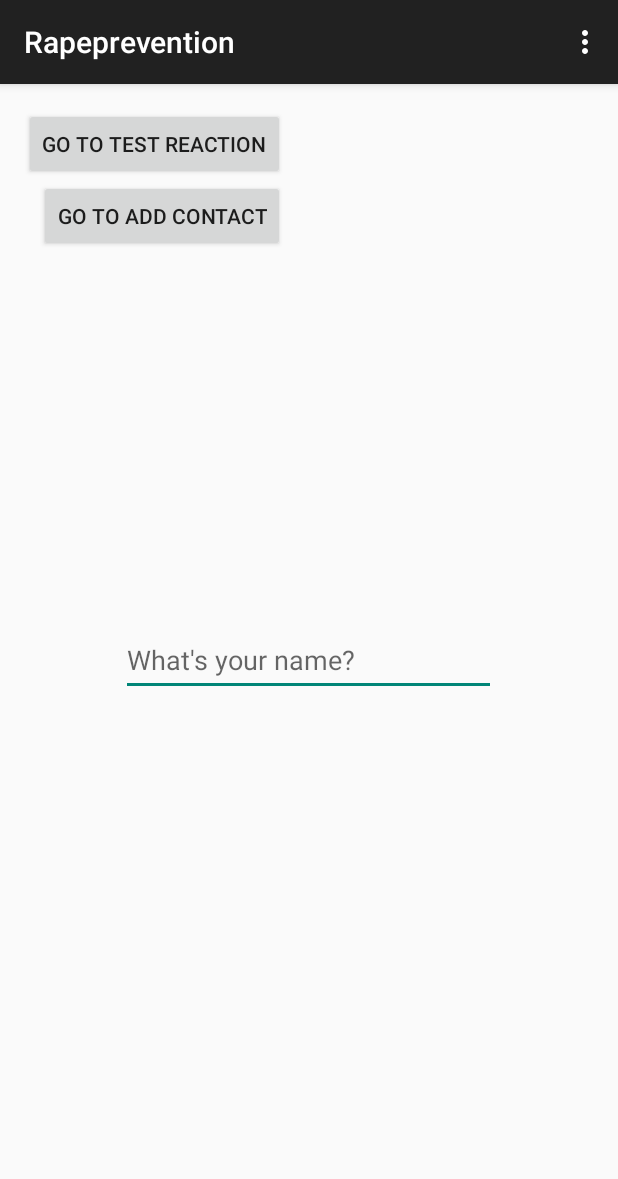
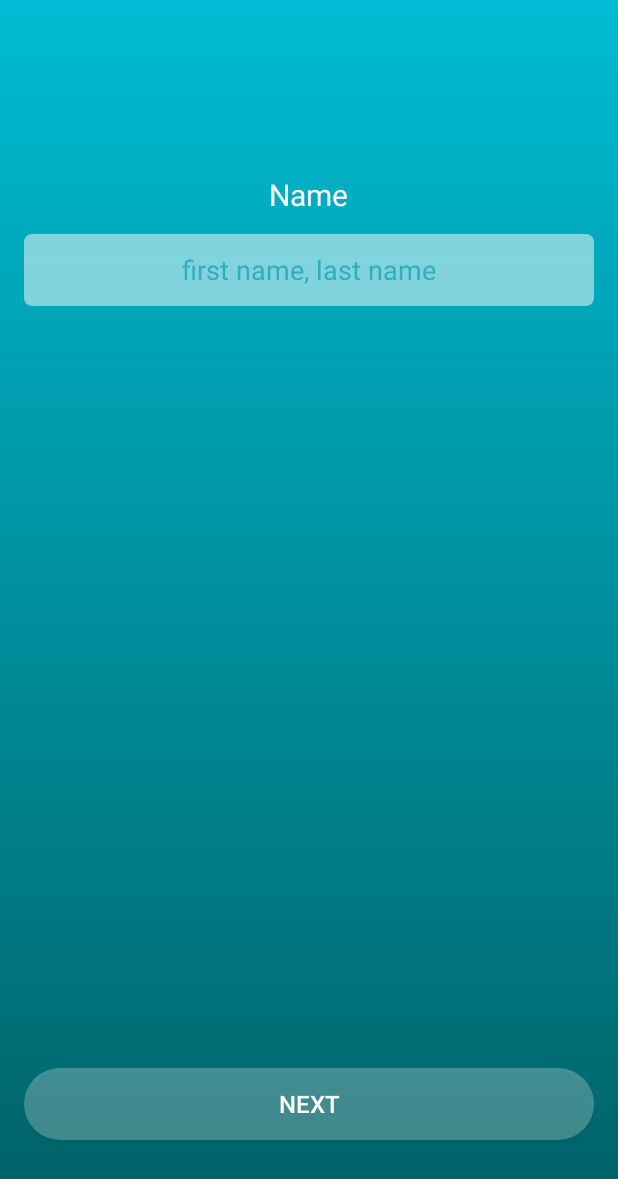
Before and after one commit to Sihui/ChimeHack2-RapePrevention, an Android app: the screen it shows after launch (StartupActivity), on a phone screen of 412 x 824 dp. Shown: the top 1179 px of the screen. Run offline under Robolectric (Android 15) with nearby library versions, the phone set to English and light mode, and no system bars; our stand-ins replace ButterKnife.

Commit message:
Change background, create first screen

```diff
--- a/Rapeprevention/app/build.gradle
+++ b/Rapeprevention/app/build.gradle
@@ -27,5 +27,5 @@ dependencies {
   compile 'com.daimajia.easing:library:1.0.1@aar'
   compile 'com.daimajia.androidanimations:library:1.1.3@aar'
   compile 'com.squareup.retrofit:retrofit:1.9.0'
-
+  compile 'com.makeramen:roundedimageview:2.1.0'
 }
--- a/Rapeprevention/app/src/main/java/hackmate/rapeprevention/AddContactActivity.java
+++ b/Rapeprevention/app/src/main/java/hackmate/rapeprevention/AddContactActivity.java
@@ -1,5 +1,6 @@
 package hackmate.rapeprevention;
 
+import android.app.Activity;
 import android.content.ContentUris;
 import android.content.Intent;
 import android.database.Cursor;
@@ -17,7 +18,6 @@ import android.os.Bundle;
 import android.provider.ContactsContract;
 import android.provider.ContactsContract.CommonDataKinds.Phone;
 import android.provider.ContactsContract.Contacts;
-import android.support.v7.app.ActionBarActivity;
 import android.util.Log;
 import android.view.Menu;
 import android.view.MenuItem;
@@ -25,17 +25,15 @@ import android.view.View;
 import android.widget.ImageView;
 import android.widget.TextView;
 import android.widget.Toast;
-
-import java.io.InputStream;
-import java.util.ArrayList;
-
 import butterknife.Bind;
 import butterknife.ButterKnife;
 import butterknife.OnClick;
 import hackmate.rapeprevention.Models.ContactInfo;
+import java.io.InputStream;
+import java.util.ArrayList;
 
 
-public class AddContactActivity extends ActionBarActivity {
+public class AddContactActivity extends Activity {
 
     @Bind(R.id.invite_photo1) ImageView addContact1;
     @Bind(R.id.invite_photo2) ImageView addContact2;
--- a/Rapeprevention/app/src/main/java/hackmate/rapeprevention/StartupActivity.java
+++ b/Rapeprevention/app/src/main/java/hackmate/rapeprevention/StartupActivity.java
@@ -1,14 +1,9 @@
 package hackmate.rapeprevention;
 
-import android.content.Intent;
+import android.app.Activity;
 import android.os.Bundle;
-import android.support.v7.app.ActionBarActivity;
-import android.util.Log;
 import android.view.KeyEvent;
-import android.view.Menu;
-import android.view.MenuItem;
 import android.view.inputmethod.EditorInfo;
-import android.widget.Button;
 import android.widget.EditText;
 import android.widget.TextView;
 import butterknife.Bind;
@@ -16,9 +11,7 @@ import butterknife.ButterKnife;
 import butterknife.OnClick;
 import hackmate.rapeprevention.Controller.StartupController;
 
-public class StartupActivity extends ActionBarActivity {
-  @Bind(R.id.go_to_reaction) Button btn;
-  @Bind(R.id.go_to_contact) Button btn2;
+public class StartupActivity extends Activity{
   @Bind(R.id.enter_user_name) EditText username;
   StartupController controller = new StartupController();
 
@@ -32,7 +25,7 @@ public class StartupActivity extends ActionBarActivity {
       @Override public boolean onEditorAction(TextView v, int actionId, KeyEvent event) {
         if (actionId == EditorInfo.IME_ACTION_DONE || (event.getKeyCode() == KeyEvent.KEYCODE_ENTER
             && event.getAction() == KeyEvent.ACTION_DOWN)) {
-          controller.onUserNameEntered(username.getText().toString());
+          onNextClicked();
           return true;
         }
         return false;
@@ -40,34 +33,9 @@ public class StartupActivity extends ActionBarActivity {
     });
   }
 
-  @Override public boolean onCreateOptionsMenu(Menu menu) {
-    // Inflate the menu; this adds items to the action bar if it is present.
-    getMenuInflater().inflate(R.menu.menu_startup, menu);
-    return true;
-  }
-
-  @OnClick(R.id.go_to_reaction) void onGotoBtnClick() {
-    Intent intent = new Intent(this, ReactionActivity.class);
-    intent.putExtra("training", true);
-    startActivity(intent);
-  }
-
-  @OnClick(R.id.go_to_contact) void onGotoBtnClick2() {
-    Log.w("debug", "go to contact");
-    startActivity(new Intent(this, AddContactActivity.class));
-  }
-
-  @Override public boolean onOptionsItemSelected(MenuItem item) {
-    // Handle action bar item clicks here. The action bar will
-    // automatically handle clicks on the Home/Up button, so long
-    // as you specify a parent activity in AndroidManifest.xml.
-    int id = item.getItemId();
-
-    //noinspection SimplifiableIfStatement
-    if (id == R.id.action_settings) {
-      return true;
+  @OnClick(R.id.next) void onNextClicked() {
+    if (!username.getText().toString().isEmpty()) {
+      controller.onUserNameEntered(username.getText().toString());
     }
-
-    return super.onOptionsItemSelected(item);
   }
 }
--- /dev/null
+++ b/Rapeprevention/app/src/main/res/drawable/background.xml
@@ -0,0 +1,11 @@
+<?xml version="1.0" encoding="utf-8"?>
+<shape
+    xmlns:android="http://schemas.android.com/apk/res/android"
+    android:shape="rectangle"
+    >
+
+    <gradient android:startColor="@color/startColor"
+        android:endColor="@color/endColor"
+        android:type="linear"
+        android:angle="270"/>
+</shape>
--- /dev/null
+++ b/Rapeprevention/app/src/main/res/drawable/button_bg_normal.xml
@@ -0,0 +1,8 @@
+<?xml version="1.0" encoding="utf-8"?>
+<shape
+    xmlns:android="http://schemas.android.com/apk/res/android"
+    android:shape="rectangle">
+    <corners
+        android:radius="24dp"/>
+    <solid android:color="@color/buttonBackground"/>
+</shape>
--- /dev/null
+++ b/Rapeprevention/app/src/main/res/drawable/button_bg_pressed.xml
@@ -0,0 +1,8 @@
+<?xml version="1.0" encoding="utf-8"?>
+<shape
+    xmlns:android="http://schemas.android.com/apk/res/android"
+    android:shape="rectangle">
+    <corners
+        android:radius="24dp"/>
+    <solid android:color="@color/buttonBackgroundPressed"/>
+</shape>
--- /dev/null
+++ b/Rapeprevention/app/src/main/res/drawable/button_bg_selector.xml
@@ -0,0 +1,5 @@
+<?xml version="1.0" encoding="utf-8"?>
+<selector xmlns:android="http://schemas.android.com/apk/res/android">
+  <item android:state_pressed="true" android:drawable="@drawable/button_bg_pressed"/>
+  <item android:drawable="@drawable/button_bg_normal"/>
+</selector>
--- /dev/null
+++ b/Rapeprevention/app/src/main/res/drawable/text_edit_bg.xml
@@ -0,0 +1,10 @@
+<?xml version="1.0" encoding="utf-8"?>
+<shape
+    xmlns:android="http://schemas.android.com/apk/res/android"
+    android:shape="rectangle">
+
+    <corners
+        android:radius="5dp"/>
+
+    <solid android:color="@color/widgetBackground"/>
+</shape>
--- a/Rapeprevention/app/src/main/res/layout/activity_startup.xml
+++ b/Rapeprevention/app/src/main/res/layout/activity_startup.xml
@@ -6,31 +6,42 @@
     android:paddingRight="@dimen/activity_horizontal_margin"
     android:paddingTop="@dimen/activity_vertical_margin"
     android:paddingBottom="@dimen/activity_vertical_margin"
-    tools:context=".StartupActivity">
+    tools:context=".StartupActivity"
+    >
 
-    <Button
-        android:id="@+id/go_to_reaction"
-        android:layout_width="wrap_content"
-        android:layout_height="48dp"
-        android:text="Go To Test Reaction"
-        />
+  <TextView
+      android:id="@+id/title"
+      android:layout_width="wrap_content"
+      android:layout_height="wrap_content"
+      android:layout_marginTop="100dp"
+      android:layout_centerHorizontal="true"
+      android:text="Name"
+      android:textSize="20sp"
+      android:textColor="@color/white"
+      />
 
-    <Button
-        android:id="@+id/go_to_contact"
-        android:layout_width="wrap_content"
-        android:layout_height="48dp"
-        android:text="Go To add contact"
-        android:layout_below="@+id/go_to_reaction"
-        android:layout_alignEnd="@+id/go_to_reaction" />
+  <EditText
+      android:layout_alignTop="@id/title"
+      android:layout_marginTop="40dp"
+      android:layout_centerHorizontal="true"
+      android:id="@+id/enter_user_name"
+      android:layout_width="match_parent"
+      android:layout_height="48dp"
+      android:singleLine="true"
+      android:imeOptions="actionDone"
+      android:hint="first name, last name"
+      android:background="@drawable/text_edit_bg"
+      android:gravity="center"
+      android:textColorHint="#2EAFBD"
+      />
 
-    <EditText
-        android:id="@+id/enter_user_name"
-        android:layout_width="250dp"
-        android:layout_height="48dp"
-        android:layout_centerInParent="true"
-        android:hint="What's your name?"
-        android:singleLine="true"
-        android:imeOptions="actionDone"
-        />
-
+  <Button
+      android:id="@+id/next"
+      android:layout_width="match_parent"
+      android:layout_height="wrap_content"
+      android:layout_alignParentBottom="true"
+      android:layout_marginBottom="48dp"
+      android:text="NEXT"
+      style="@style/ButtonTheme"
+      />
 </RelativeLayout>
--- /dev/null
+++ b/Rapeprevention/app/src/main/res/layout/view_image_with_text.xml
@@ -0,0 +1,23 @@
+<?xml version="1.0" encoding="utf-8"?>
+<LinearLayout xmlns:android="http://schemas.android.com/apk/res/android"
+    xmlns:app="http://schemas.android.com/apk/res-auto"
+    android:orientation="vertical"
+    android:layout_width="wrap_content"
+    android:layout_height="wrap_content"
+    >
+
+  <com.makeramen.roundedimageview.RoundedImageView
+      android:id="@+id/image"
+      android:layout_width="wrap_content"
+      android:layout_height="wrap_content"
+      app:riv_corner_radius="30dip"
+      />
+
+  <TextView
+      android:id="@+id/text"
+      android:layout_width="match_parent"
+      android:layout_height="wrap_content"
+      android:layout_marginTop="20dp"
+      android:textAlignment="center"
+      />
+</LinearLayout>
--- /dev/null
+++ b/Rapeprevention/app/src/main/res/values-v21/styles.xml
@@ -0,0 +1,10 @@
+<?xml version="1.0" encoding="utf-8"?>
+<resources>
+
+  <style name="AppTheme"
+      parent="Theme.AppCompat.Light.DarkActionBar">
+    <item name="android:windowBackground">@drawable/background</item>
+    <item name="android:colorPrimaryDark">@color/startColor</item>
+    <item name="android:navigationBarColor">@color/endColor</item>
+  </style>
+</resources>
--- /dev/null
+++ b/Rapeprevention/app/src/main/res/values/colors.xml
@@ -0,0 +1,9 @@
+<?xml version="1.0" encoding="utf-8"?>
+<resources>
+  <color name="startColor">#00BCD4</color>
+  <color name="endColor">#006064</color>
+  <color name="widgetBackground">#80ffffff</color>
+  <color name="buttonBackground">#40ffffff</color>
+  <color name="buttonBackgroundPressed">#20ffffff</color>
+  <color name="white">#FFFFFF</color>
+</resources>
--- a/Rapeprevention/app/src/main/res/values/styles.xml
+++ b/Rapeprevention/app/src/main/res/values/styles.xml
@@ -2,7 +2,13 @@
 
   <!-- Base application theme. -->
   <style name="AppTheme" parent="Theme.AppCompat.Light.DarkActionBar">
-    <!-- Customize your theme here. -->
+    <item name="android:windowBackground">@drawable/background</item>
   </style>
 
+  <style name="ButtonTheme" parent="Base.Widget.AppCompat.Button">
+    <item name="android:textSize">16sp</item>
+    <item name="android:textColor">@color/white</item>
+    <item name="android:textAlignment">center</item>
+    <item name="android:background">@drawable/button_bg_selector</item>
+  </style>
 </resources>
```
Also changed, not shown: 1 other file.
